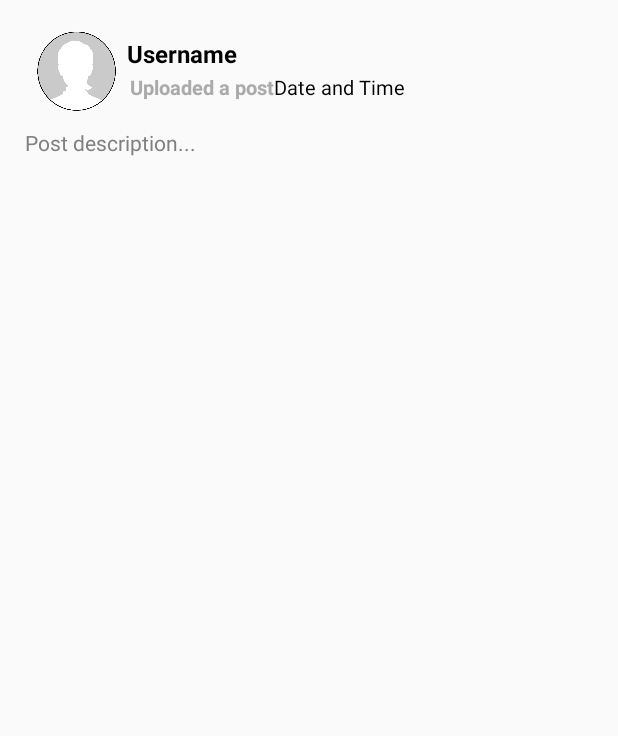
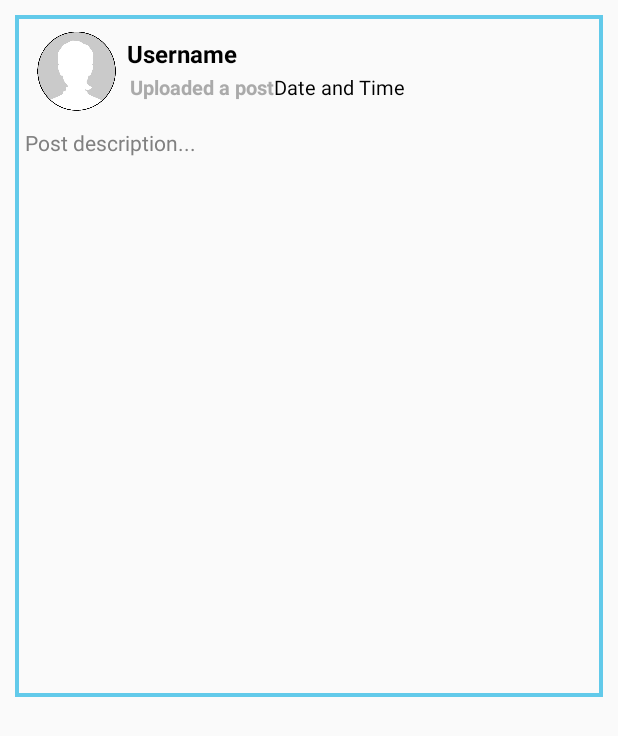
Before and after one commit to oescob16/Be_My_Hero_App, an Android app: the layout posts_layout.xml on its own in the app's theme, with its tools: preview values and no code run, on a phone screen of 412 x 824 dp. Shown: the top 736 px of the screen. Run offline under Robolectric (Android 15) with nearby library versions, the phone set to English and light mode, and no system bars.

Commit message:
Added a background to the relative layout.

```diff
--- a/app/src/main/res/layout/posts_layout.xml
+++ b/app/src/main/res/layout/posts_layout.xml
@@ -11,7 +11,8 @@
         android:layout_marginBottom="4dp"
         android:layout_marginLeft="10dp"
         android:layout_marginRight="10dp"
-        android:layout_marginTop="10dp">
+        android:layout_marginTop="10dp"
+        android:background="@drawable/posts_border">
 
         <LinearLayout
             android:layout_width="match_parent"
```
